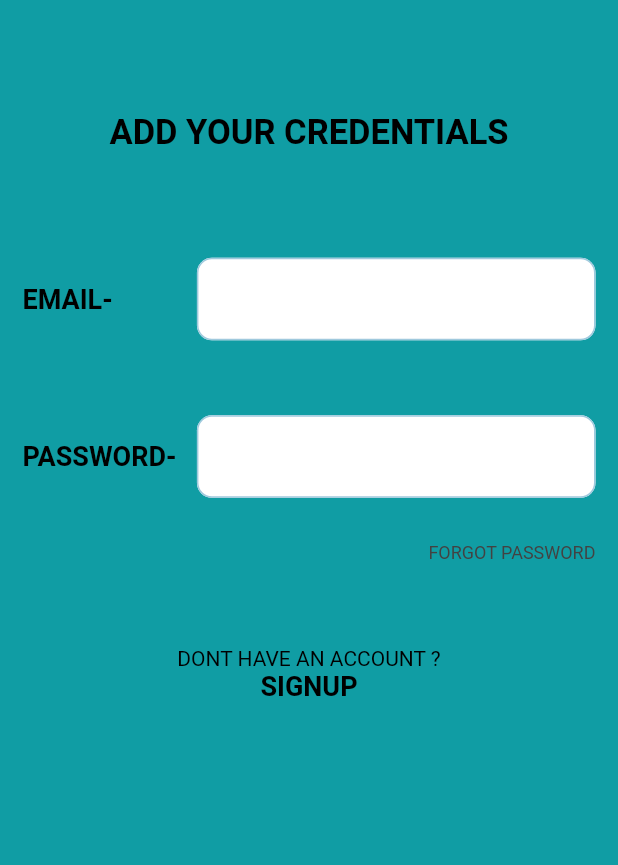
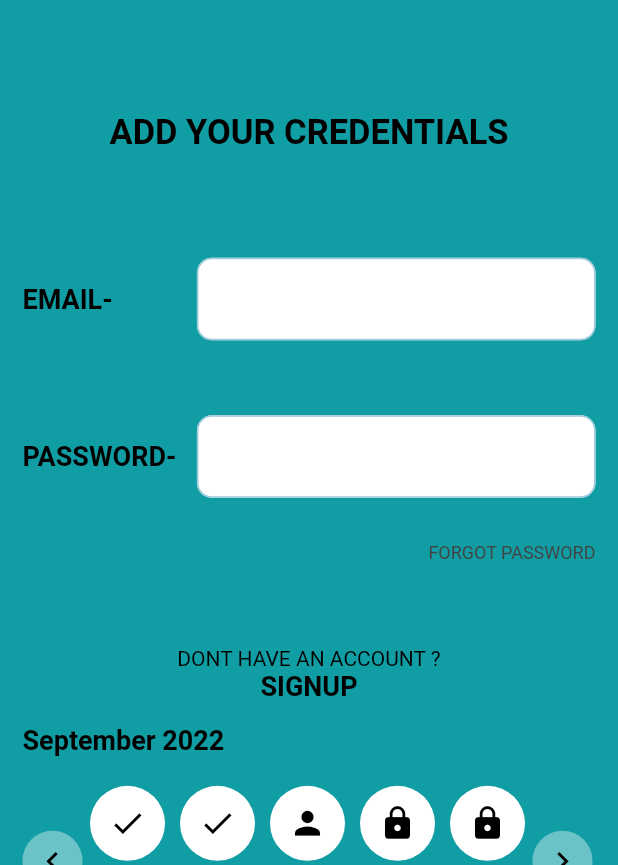
Before and after one commit to shubham0302/the_appointment_app, a Flutter app: the screen it shows after launch, after a tap on "DOCTOR", on a phone screen of 412 x 824 dp, the part 371-1236 px from its top. Run offline on Flutter 3.47's test engine with Material 2 defaults, Android fonts, the light colour scheme and no system bars; our stand-ins replace get.

Commit message:
date component update

```diff
--- /dev/null
+++ b/lib/controllers/date_controller.dart
@@ -0,0 +1,50 @@
+import 'package:get/get.dart';
+
+var newDate = DateTime.now();
+
+class DateController extends GetxController {
+  Map<int, String> getDay = {
+    7: 'Sun',
+    1: 'Mon',
+    2: 'Tue',
+    3: 'Wed',
+    4: 'Thu',
+    5: 'Fri',
+    6: 'Sat',
+  };
+
+  var i = 2;
+  var j = -2;
+
+  RxList<DateTime> dates = <DateTime>[
+    newDate.add(
+      Duration(days: -2),
+    ),
+    newDate.add(
+      Duration(days: -1),
+    ),
+    newDate,
+    newDate.add(
+      Duration(days: 1),
+    ),
+    newDate.add(
+      Duration(days: 2),
+    ),
+  ].obs;
+
+  addDate() {
+    i++;
+    j++;
+    dates.removeAt(0);
+    dates.add(DateTime.now().add(Duration(days: i)));
+    dates.refresh();
+  }
+
+  addPastDate() {
+    j--;
+    i--;
+    dates.removeAt(dates.length - 1);
+    dates.insert(0, DateTime.now().add(Duration(days: j)));
+    dates.refresh();
+  }
+}
--- /dev/null
+++ b/lib/screens/customize_screen/components/date_components.dart
@@ -0,0 +1,109 @@
+import 'package:appointment_app/controllers/date_controller.dart';
+import 'package:appointment_app/widgets/dateChip.dart';
+import 'package:appointment_app/widgets/sized_box.dart';
+import 'package:appointment_app/widgets/text_widget/description_text.dart';
+import 'package:appointment_app/widgets/text_widget/main_label_text.dart';
+import 'package:flutter/material.dart';
+import 'package:get/get_state_manager/get_state_manager.dart';
+import 'package:get/instance_manager.dart';
+
+class DateComponent extends StatelessWidget {
+  const DateComponent({super.key});
+
+  @override
+  Widget build(BuildContext context) {
+    DateController dateController = Get.put(DateController());
+    ThemeData color = Theme.of(context);
+    return Obx(
+      () => Column(
+        mainAxisAlignment: MainAxisAlignment.start,
+        children: [
+          Row(
+            mainAxisAlignment: MainAxisAlignment.spaceBetween,
+            children: [
+              const MainLabelText(text: "September 2022"),
+              // Row(
+              //   children: [
+              //     const MainLabelText(text: "Week"),
+              //     SW.small(),
+              //     const MainLabelText(text: "."),
+              //     SW.small(),
+              //     const MainLabelText(text: "Month")
+              //   ],
+              // ),
+            ],
+          ),
+          SH.large(),
+          Row(
+            crossAxisAlignment: CrossAxisAlignment.center,
+            children: [
+              GestureDetector(
+                onTap: () {
+                  dateController.addPastDate();
+                },
+                child: Container(
+                  height: 40,
+                  width: 40,
+                  decoration: BoxDecoration(
+                      color: Colors.white38, shape: BoxShape.circle),
+                  child: const Icon(
+                    Icons.chevron_left,
+                    size: 25,
+                  ),
+                ),
+              ),
+              SW.small(),
+              SizedBox(
+                height: 100,
+                width: 290,
+                child: ListView.separated(
+                    physics: BouncingScrollPhysics(),
+                    scrollDirection: Axis.horizontal,
+                    itemBuilder: (context, index) {
+                      return DateChip(
+                          weekDay: dateController
+                              .getDay[dateController.dates[index].weekday]
+                              .toString(),
+                          day: dateController.dates[index].day.toString(),
+                          iconType: dateController.dates[index]
+                              .compareTo(newDate.toUtc()));
+                    },
+                    separatorBuilder: (context, index) => SW.medium(),
+                    itemCount: dateController.dates.length),
+              ),
+              SW.small(),
+              GestureDetector(
+                onTap: () {
+                  print(dateController.dates);
+                  dateController.addDate();
+                },
+                child: Container(
+                  height: 40,
+                  width: 40,
+                  decoration: BoxDecoration(
+                      color: Colors.white38, shape: BoxShape.circle),
+                  child: const Icon(
+                    Icons.chevron_right,
+                    size: 25,
+                  ),
+                ),
+              ),
+            ],
+          )
+        ],
+      ),
+    );
+  }
+
+  // void main() {
+  //   List dates = [
+  //     DateTime.now(),
+  //     DateTime.now().add(
+  //       Duration(days: -1),
+  //     ),
+  //     DateTime.now().add(
+  //       Duration(days: -2),
+  //     )
+  //   ];
+  // }
+}
--- a/lib/screens/register screen/login_screen.dart
+++ b/lib/screens/register screen/login_screen.dart
@@ -1,3 +1,4 @@
+import 'package:appointment_app/screens/customize_screen/components/date_components.dart';
 import 'package:appointment_app/theme/circleClip.dart';
 import 'package:appointment_app/widgets/padding.dart';
 import 'package:appointment_app/widgets/sized_box.dart';
@@ -17,7 +18,8 @@ class LoginScreen extends StatelessWidget {
     ThemeData color = Theme.of(context);
     return Scaffold(
       backgroundColor: color.primaryColor,
-      body: Column(
+      body: SingleChildScrollView(
+        child: Column(
           crossAxisAlignment: CrossAxisAlignment.start,
           children: [
             Container(
@@ -26,8 +28,8 @@ class LoginScreen extends StatelessWidget {
               decoration: BoxDecoration(
                   color: Colors.white,
                   borderRadius: BorderRadius.only(
-                    bottomRight:
-                        Radius.circular(MediaQuery.of(context).size.width * .5),
+                      bottomRight: Radius.circular(
+                          MediaQuery.of(context).size.width * .5),
                       bottomLeft: Radius.circular(
                           MediaQuery.of(context).size.width * .5))),
               child: const Image(
@@ -60,7 +62,8 @@ class LoginScreen extends StatelessWidget {
             GlobalPadding(
                 child: Row(
               children: [
-              const Expanded(flex: 2, child: MainLabelText(text: 'PASSWORD-')),
+                const Expanded(
+                    flex: 2, child: MainLabelText(text: 'PASSWORD-')),
                 SW.medium(),
                 const Expanded(flex: 5, child: InputField(hintText: ''))
               ],
@@ -73,8 +76,10 @@ class LoginScreen extends StatelessWidget {
             SH.large(),
             SH.large(),
             const Center(child: LabelText(text: 'DONT HAVE AN ACCOUNT ?')),
-          const Center(child: MainLabelText(text: 'SIGNUP'))
+            const Center(child: MainLabelText(text: 'SIGNUP')),
+            const GlobalPadding(child: DateComponent())
           ],
+        ),
       ),
     );
   }
--- /dev/null
+++ b/lib/widgets/dateChip.dart
@@ -0,0 +1,42 @@
+import 'package:appointment_app/widgets/sized_box.dart';
+import 'package:appointment_app/widgets/text_widget/description_text.dart';
+import 'package:appointment_app/widgets/text_widget/main_label_text.dart';
+import 'package:flutter/material.dart';
+
+class DateChip extends StatelessWidget {
+  final String weekDay;
+  final String day;
+  final int iconType;
+  const DateChip(
+      {super.key,
+      required this.weekDay,
+      required this.day,
+      required this.iconType});
+
+  @override
+  Widget build(BuildContext context) {
+    var color = Theme.of(context);
+    return Column(
+      children: [
+        Container(
+          height: 50,
+          width: 50,
+          decoration: BoxDecoration(
+              color: color.backgroundColor, shape: BoxShape.circle),
+          child: Icon(
+            iconType == 0
+                ? Icons.person
+                : iconType > 0
+                    ? Icons.lock
+                    : Icons.check,
+            size: 25,
+          ),
+        ),
+        SH.small(),
+        DescriptionText(text: weekDay),
+        SH.small(),
+        MainLabelText(text: day)
+      ],
+    );
+  }
+}
```
Lines whose indentation alone changed are shown as unchanged.
